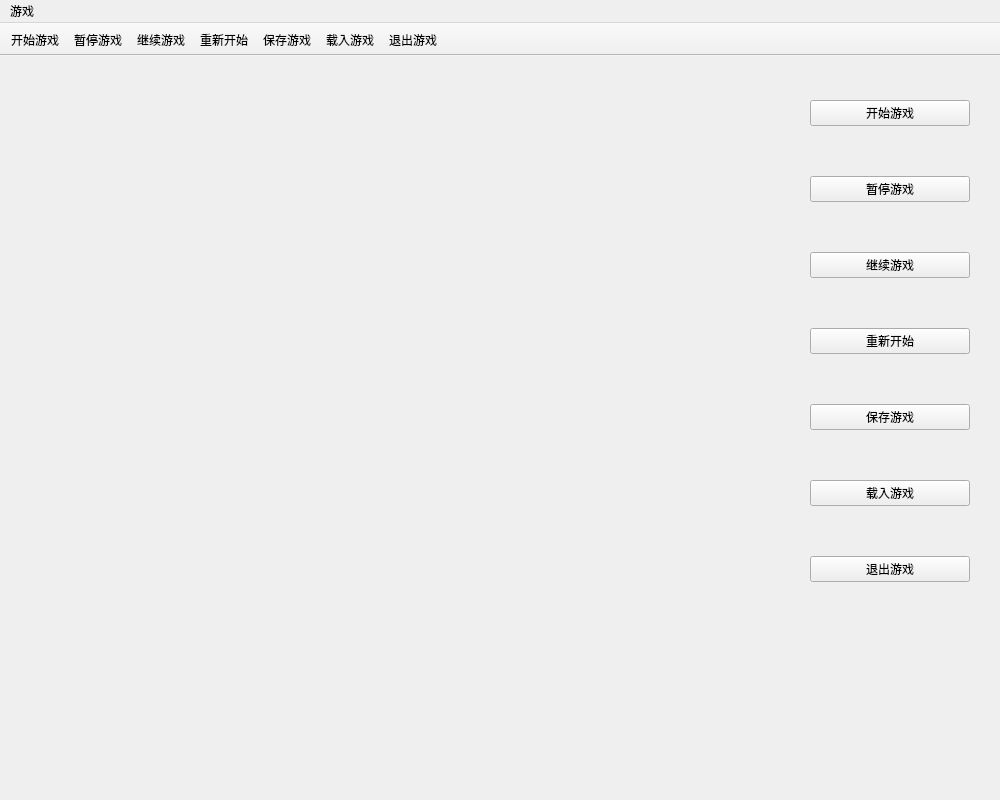
Qt form mainwindow.ui (yclup/snake) before a commit.
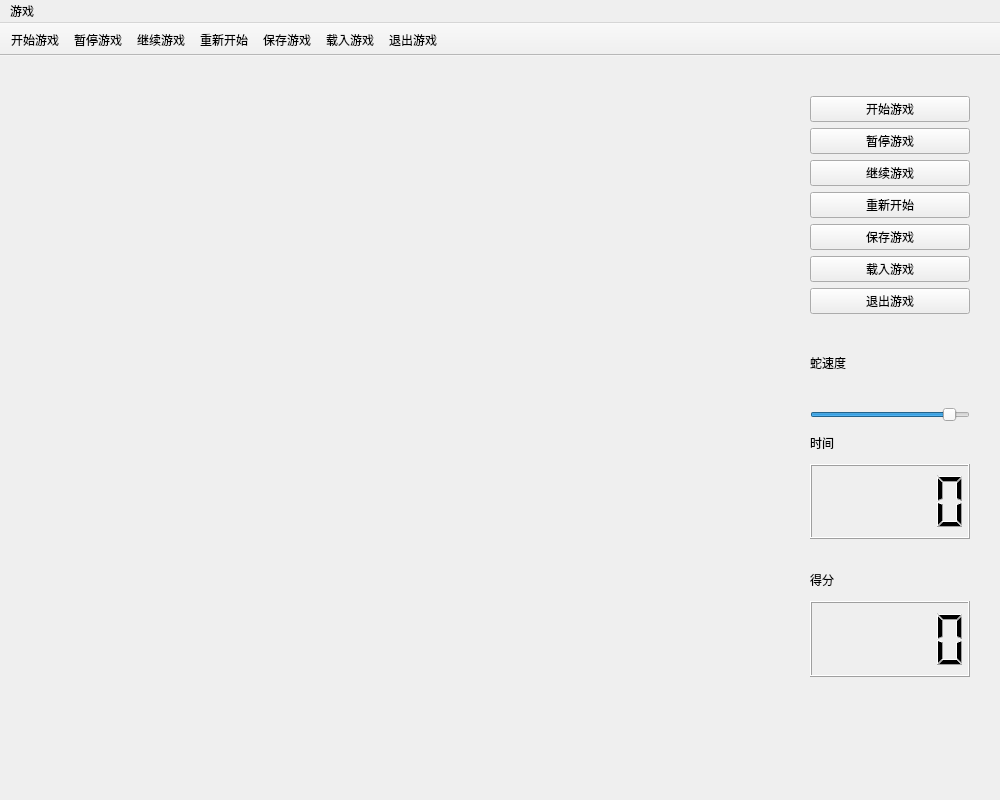
The same form after that commit.

Patch:
```diff
--- a/mainwindow.ui
+++ b/mainwindow.ui
@@ -23,10 +23,26 @@
       <x>810</x>
       <y>0</y>
       <width>160</width>
-      <height>571</height>
+      <height>621</height>
      </rect>
     </property>
     <layout class="QVBoxLayout" name="verticalLayout">
+     <item>
+      <spacer name="verticalSpacer_2">
+       <property name="orientation">
+        <enum>Qt::Vertical</enum>
+       </property>
+       <property name="sizeType">
+        <enum>QSizePolicy::Maximum</enum>
+       </property>
+       <property name="sizeHint" stdset="0">
+        <size>
+         <width>20</width>
+         <height>40</height>
+        </size>
+       </property>
+      </spacer>
+     </item>
      <item>
       <widget class="QPushButton" name="start">
        <property name="enabled">
@@ -100,6 +116,103 @@
        </property>
       </widget>
      </item>
+     <item>
+      <spacer name="verticalSpacer_3">
+       <property name="orientation">
+        <enum>Qt::Vertical</enum>
+       </property>
+       <property name="sizeType">
+        <enum>QSizePolicy::Maximum</enum>
+       </property>
+       <property name="sizeHint" stdset="0">
+        <size>
+         <width>20</width>
+         <height>5</height>
+        </size>
+       </property>
+      </spacer>
+     </item>
+     <item>
+      <widget class="QLabel" name="label_3">
+       <property name="text">
+        <string>蛇速度</string>
+       </property>
+      </widget>
+     </item>
+     <item>
+      <widget class="QSlider" name="speed_slider">
+       <property name="focusPolicy">
+        <enum>Qt::NoFocus</enum>
+       </property>
+       <property name="minimum">
+        <number>1</number>
+       </property>
+       <property name="maximum">
+        <number>100</number>
+       </property>
+       <property name="value">
+        <number>91</number>
+       </property>
+       <property name="orientation">
+        <enum>Qt::Horizontal</enum>
+       </property>
+      </widget>
+     </item>
+     <item>
+      <widget class="QLabel" name="label">
+       <property name="maximumSize">
+        <size>
+         <width>16777215</width>
+         <height>30</height>
+        </size>
+       </property>
+       <property name="text">
+        <string>时间</string>
+       </property>
+      </widget>
+     </item>
+     <item>
+      <widget class="QLCDNumber" name="time">
+       <property name="sizePolicy">
+        <sizepolicy hsizetype="Minimum" vsizetype="Minimum">
+         <horstretch>0</horstretch>
+         <verstretch>0</verstretch>
+        </sizepolicy>
+       </property>
+      </widget>
+     </item>
+     <item>
+      <spacer name="verticalSpacer">
+       <property name="orientation">
+        <enum>Qt::Vertical</enum>
+       </property>
+       <property name="sizeType">
+        <enum>QSizePolicy::Maximum</enum>
+       </property>
+       <property name="sizeHint" stdset="0">
+        <size>
+         <width>20</width>
+         <height>20</height>
+        </size>
+       </property>
+      </spacer>
+     </item>
+     <item>
+      <widget class="QLabel" name="label_2">
+       <property name="maximumSize">
+        <size>
+         <width>16777215</width>
+         <height>30</height>
+        </size>
+       </property>
+       <property name="text">
+        <string>得分</string>
+       </property>
+      </widget>
+     </item>
+     <item>
+      <widget class="QLCDNumber" name="score"/>
+     </item>
     </layout>
    </widget>
   </widget>
```
